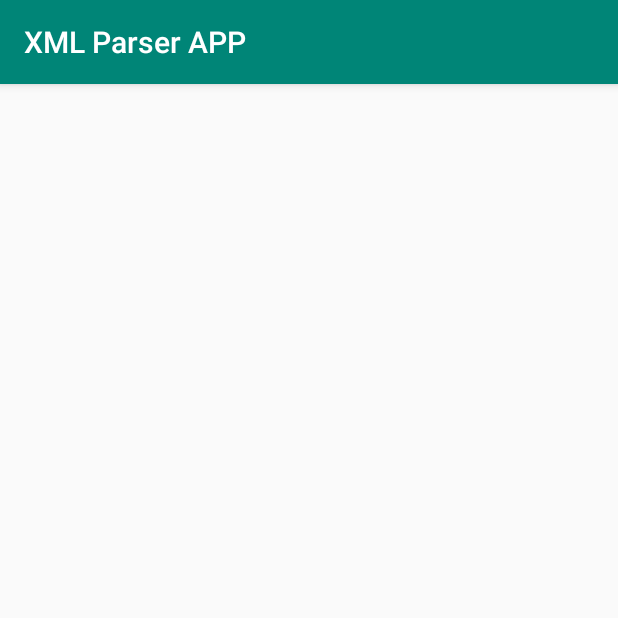
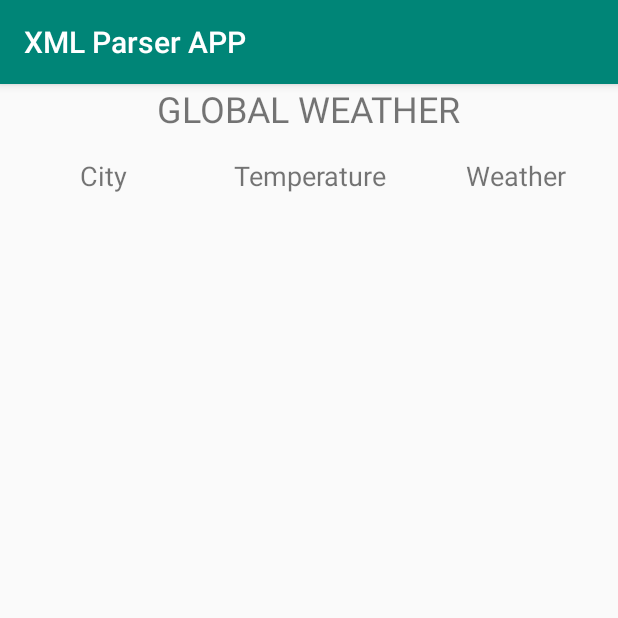
Before and after one commit to Fall2019SOFE4640/Week6-XMLParser, an Android app: the XmlParser screen opened directly, with no data from a screen before it, on a phone screen of 412 x 824 dp, the top half of it. Run offline under Robolectric (Android 15) with nearby library versions, the phone set to English and light mode, and no system bars.

Commit message:
first commit

```diff
--- a/app/src/main/java/com/example/xmlparser/XmlParser.java
+++ b/app/src/main/java/com/example/xmlparser/XmlParser.java
@@ -16,5 +16,7 @@ public class XmlParser extends AppCompatActivity {
     protected void onCreate(Bundle savedInstanceState) {
         super.onCreate(savedInstanceState);
         setContentView(R.layout.activity_xml_parser);
+
+
     }
 }
--- a/app/src/main/res/layout/activity_xml_parser.xml
+++ b/app/src/main/res/layout/activity_xml_parser.xml
@@ -1,9 +1,49 @@
 <?xml version="1.0" encoding="utf-8"?>
-<androidx.constraintlayout.widget.ConstraintLayout xmlns:android="http://schemas.android.com/apk/res/android"
-    xmlns:app="http://schemas.android.com/apk/res-auto"
-    xmlns:tools="http://schemas.android.com/tools"
+<LinearLayout xmlns:android="http://schemas.android.com/apk/res/android"
+    android:id="@+id/ll1"
     android:layout_width="match_parent"
     android:layout_height="match_parent"
-    tools:context=".XmlParser">
+    android:orientation="vertical">
+    <TextView
+        android:id="@+id/textView6"
+        android:layout_width="wrap_content"
+        android:layout_height="wrap_content"
+        android:layout_gravity="center"
+        android:layout_marginBottom="16dp"
+        android:text="GLOBAL WEATHER"
+        android:textSize="24sp" />
 
-</androidx.constraintlayout.widget.ConstraintLayout>
+    <LinearLayout
+        android:layout_width="match_parent"
+        android:layout_height="wrap_content"
+        android:orientation="horizontal"
+        android:weightSum="3">
+
+        <TextView
+            android:layout_width="0dp"
+            android:layout_height="wrap_content"
+            android:layout_marginBottom="2dp"
+            android:layout_weight="1"
+            android:text="City"
+            android:textSize="18dp"
+            android:textAlignment="center"/>
+
+        <TextView
+            android:layout_width="0dp"
+            android:layout_height="wrap_content"
+            android:layout_marginBottom="2dp"
+            android:layout_weight="1"
+            android:text="Temperature"
+            android:textSize="18dp"
+            android:textAlignment="center"/>
+
+        <TextView
+            android:layout_width="0dp"
+            android:layout_height="wrap_content"
+            android:layout_marginBottom="2dp"
+            android:layout_weight="1"
+            android:text="Weather"
+            android:textSize="18dp"
+            android:textAlignment="center"/>
+    </LinearLayout>
+</LinearLayout>
```
